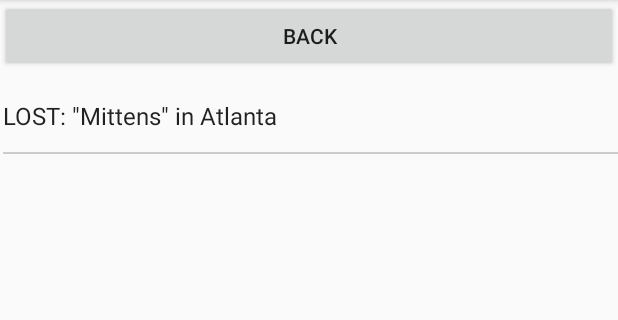
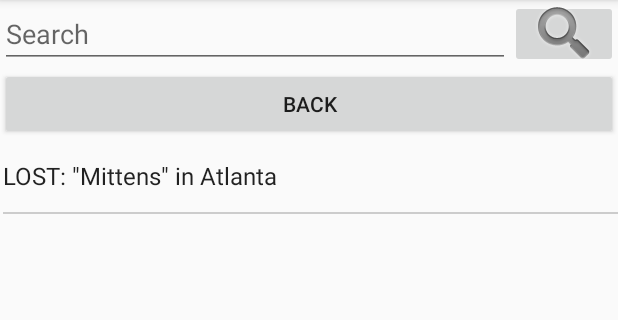
Before and after one commit to willmartian/Wheres-My-Stuff, an Android app: the DisplayItemsActivity screen opened directly, with no data from a screen before it, on a phone screen of 412 x 824 dp, the part 84-404 px from its top. Run offline under Robolectric (Android 15) with nearby library versions, the phone set to English and light mode, and no system bars.

Commit message:
Added button to get to the view item page from the main page and fixed Pie's xml search bar implementation. git push

```diff
--- a/app/src/main/res/layout/activity_displayitems.xml
+++ b/app/src/main/res/layout/activity_displayitems.xml
@@ -1,26 +1,55 @@
 <?xml version="1.0" encoding="utf-8"?>
-<LinearLayout xmlns:android="http://schemas.android.com/apk/res/android"
+<RelativeLayout xmlns:android="http://schemas.android.com/apk/res/android"
+    xmlns:app="http://schemas.android.com/apk/res-auto"
+    xmlns:tools="http://schemas.android.com/tools"
     android:layout_width="fill_parent"
     android:layout_height="fill_parent"
-    android:orientation="vertical" >
+    android:orientation="vertical"
+    android:weightSum="1">
+
+    <ImageButton
+        android:id="@+id/imageButton"
+        android:layout_width="wrap_content"
+        android:layout_height="wrap_content"
+        app:srcCompat="@android:drawable/ic_search_category_default"
+        android:layout_alignParentRight="true"
+        android:layout_alignParentEnd="true"
+        android:layout_alignBottom="@+id/searchBar" />
 
     <Button
         android:id="@+id/backButton"
         android:layout_width="match_parent"
         android:layout_height="wrap_content"
-        android:text="Back" />
+        android:text="Back"
+        android:layout_below="@+id/imageButton"
+        android:layout_alignParentLeft="true"
+        android:layout_alignParentStart="true" />
 
     <ListView
         android:id="@+id/listViewMain"
         android:layout_width="fill_parent"
         android:layout_height="470dp"
-        android:layout_marginBottom="10dp"
-        android:layout_marginTop="5dp"
         android:background="@android:color/transparent"
         android:cacheColorHint="@android:color/transparent"
         android:divider="#CCCCCC"
         android:dividerHeight="1dp"
-        android:paddingLeft="2dp" >
+        android:paddingLeft="2dp"
+        android:layout_alignParentLeft="true"
+        android:layout_alignParentStart="true"
+        android:layout_below="@+id/backButton">
     </ListView>
 
-</LinearLayout>
+    <EditText
+        android:id="@+id/searchBar"
+        android:layout_width="wrap_content"
+        android:layout_height="wrap_content"
+        android:ems="10"
+        android:hint="Search"
+        android:inputType="textAutoComplete|textPersonName"
+        android:layout_alignParentTop="true"
+        android:layout_alignParentLeft="true"
+        android:layout_alignParentStart="true"
+        android:layout_toLeftOf="@+id/imageButton"
+        android:layout_toStartOf="@+id/imageButton" />
+
+</RelativeLayout>
```
